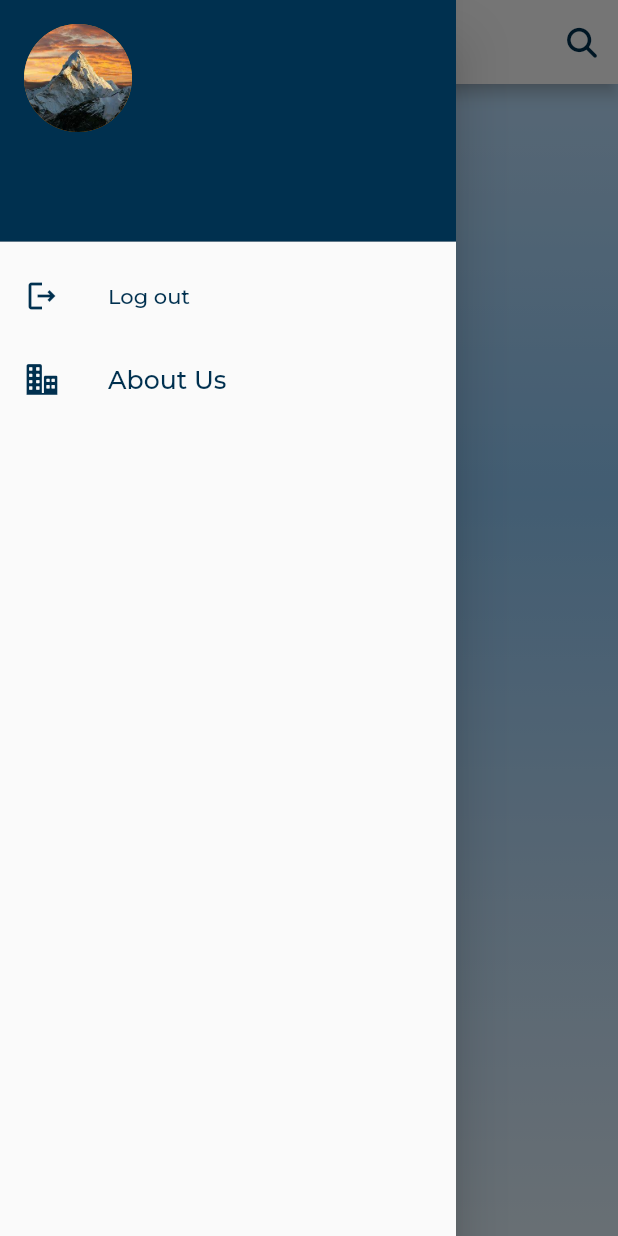
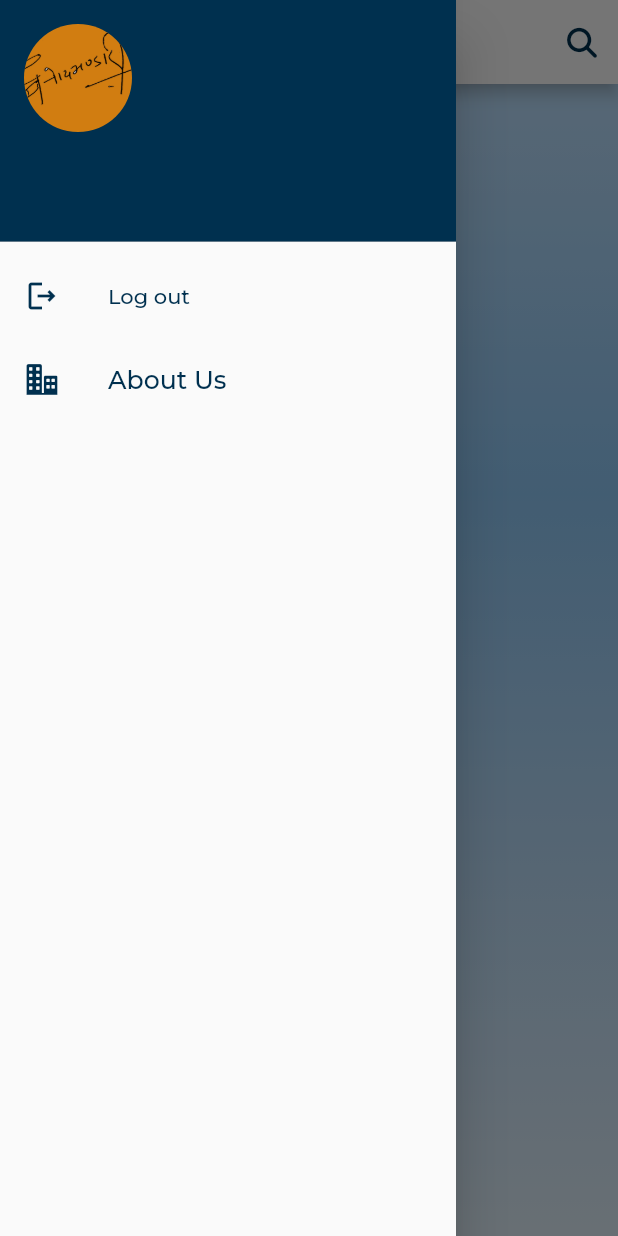
Before and after one commit to binodcoder/7cc012_coursework, a Flutter app: the ReadPostsPage screen opened by its route, with the side drawer open, on a phone screen of 412 x 824 dp. Run offline on Flutter 3.47's test engine with Material 2 defaults, Android fonts, the phone set to English and light mode, and no system bars; our stand-ins replace another_flushbar, bloc, dartz, equatable, flutter_bloc, flutter_screenutil and 10 more; accounts and stored records are empty; project files that could hold a hidden picture were left out.

Commit message:
commemted on code

```diff
--- a/lib/layers/data/login/datasources/login_local_data_source.dart
+++ b/lib/layers/data/login/datasources/login_local_data_source.dart
@@ -3,11 +3,15 @@ import '../../../../core/db/db_helper.dart';
 import '../../../../core/entities/login.dart';
 import '../../../../core/model/user_model.dart';
 
+/*abstract class holds one abstract method which is later implemented
+by calling static login method from DatabaseHelper class.
+*/
 abstract class LoginLocalDataSource {
   Future<UserModel> login(LoginModel loginModel);
 }
 
 class LoginLocalDataSourceImpl implements LoginLocalDataSource {
+  //this gives first model when success otherwise login exception.
   Future<UserModel> _login(LoginModel loginModel) async {
     List<UserModel> userModels = await DatabaseHelper.login(loginModel);
     if (userModels.isNotEmpty) {
--- a/lib/layers/data/login/repositories/login_repositories_impl.dart
+++ b/lib/layers/data/login/repositories/login_repositories_impl.dart
@@ -11,7 +11,10 @@ class LoginRepositoryImpl implements LoginRepository {
   LoginRepositoryImpl({
     required this.localDataSource,
   });
-
+/*
+Either is class from dartz package which helps to do functional programming
+when login is success Right side will return otherwise left.
+ */
   @override
   Future<Either<Failure, User>>? login(LoginModel loginModel) async {
     try {
--- a/lib/layers/domain/login/repositories/login_repositories.dart
+++ b/lib/layers/domain/login/repositories/login_repositories.dart
@@ -3,6 +3,8 @@ import '../../../../core/entities/login.dart';
 import '../../../../core/entities/user.dart';
 import '../../../../core/errors/failures.dart';
 
+//This is an abstract class, meaning it only provides a definition of the 'login' method but does not implement it.
+//Concrete subclasses would need to provide implementations for the 'login' method.
 abstract class LoginRepository {
   Future<Either<Failure, User>>? login(LoginModel loginModel);
 }
--- a/lib/layers/domain/login/usecases/login.dart
+++ b/lib/layers/domain/login/usecases/login.dart
@@ -10,6 +10,7 @@ class Login implements UseCase<User, LoginModel> {
 
   Login(this.loginRepository);
 
+  //this is from dartz package used to initiate a login process using the provided.
   @override
   Future<Either<Failure, User>?> call(LoginModel loginModel) async {
     return await loginRepository.login(loginModel);
--- a/lib/layers/presentation/onboarding/onboarding_viewmodel.dart
+++ b/lib/layers/presentation/onboarding/onboarding_viewmodel.dart
@@ -37,7 +37,6 @@ class OnBoardingViewModel extends BaseViewModel with OnBoardingViewModelInputs,
     if (previousIndex == -1) {
       currentIndex = _list.length - 1; // infinite loop to go to the length of slider list
     }
-
     return currentIndex;
   }
 
--- a/lib/layers/presentation/post/read_posts/bloc/read_posts_bloc.dart
+++ b/lib/layers/presentation/post/read_posts/bloc/read_posts_bloc.dart
@@ -31,6 +31,11 @@ class ReadPostsBloc extends Bloc<ReadPostsEvent, ReadPostsState> {
     on<PostTileLongPressEvent>(postTileLongPressEvent);
   }
 
+  /*
+  This method initializes a list of selected posts, signals application loading, fetches posts from a data source, and updates
+  state based on success or failure. If successful, it filters posts and emits a state, handling errors.
+   */
+
   FutureOr<void> postInitialEvent(PostInitialEvent event, Emitter<ReadPostsState> emit) async {
     selectedPosts = [];
     emit(PostLoadingState());
@@ -56,6 +61,10 @@ class ReadPostsBloc extends Bloc<ReadPostsEvent, ReadPostsState> {
     emit(PostNavigateToUpdatePageActionState(event.post));
   }
 
+/*
+This method handles events triggered by a deleted button click in an application, initiating the deletion process by sending
+a delete request to the server, processing it using the `fold` function, and emitting an error state if successful.
+ */
   FutureOr<void> postDeleteButtonClickedEvent(PostDeleteButtonClickedEvent event, Emitter<ReadPostsState> emit) async {
     final result = await deletePost(event.post);
 
@@ -66,6 +75,10 @@ class ReadPostsBloc extends Bloc<ReadPostsEvent, ReadPostsState> {
     });
   }
 
+  /*
+  This method manages events triggered by clicking the delete all button on selected posts in the application. It iterates over each
+  post, initiates the deletion process asynchronously, and processes the results using the `fold` function. If successful, it emits a deleted state.
+   */
   FutureOr<void> postDeleteAllButtonClickedEvent(PostDeleteAllButtonClickedEvent event, Emitter<ReadPostsState> emit) async {
     for (var element in selectedPosts) {
       final result = await deletePost(element);
@@ -82,6 +95,10 @@ class ReadPostsBloc extends Bloc<ReadPostsEvent, ReadPostsState> {
     emit(PostNavigateToAddPostActionState());
   }
 
+  /*
+  This method manages long-press events on post tiles in the application, changing the selection state of the post from unselected to selected.
+  It sends an update request to the server, emitting a state indicating the update, and emitting an error state if necessary.
+   */
   FutureOr<void> postTileLongPressEvent(PostTileLongPressEvent event, Emitter<ReadPostsState> emit) async {
     var updatedPost = event.post;
     if (updatedPost.isSelected == 0) {
@@ -98,6 +115,12 @@ class ReadPostsBloc extends Bloc<ReadPostsEvent, ReadPostsState> {
       emit(PostItemsUpdatedState());
     });
   }
+
+  /*
+  This method handles events triggered by clicking a search icon in a post-related feature of the application.
+  If `event.isSearch` is true, it asynchronously fetches posts matching the search query, updates the application state,
+  and sets a flag indicating a search operation.
+  */
 
   FutureOr<void> postSearchIconClickedEvent(PostSearchIconClickedEvent event, Emitter<ReadPostsState> emit) async {
     if (event.isSearch) {
--- a/lib/layers/presentation/post/read_posts/bloc/read_posts_event.dart
+++ b/lib/layers/presentation/post/read_posts/bloc/read_posts_event.dart
@@ -1,5 +1,6 @@
 import '../../../../../core/entities/post.dart';
 
+//These are the set of events.
 abstract class ReadPostsEvent {}
 
 class PostInitialEvent extends ReadPostsEvent {}
--- a/lib/layers/presentation/post/read_posts/bloc/read_posts_state.dart
+++ b/lib/layers/presentation/post/read_posts/bloc/read_posts_state.dart
@@ -1,7 +1,7 @@
 import 'package:equatable/equatable.dart';
-
 import '../../../../../core/entities/post.dart';
 
+//These are the set of states.
 abstract class ReadPostsState extends Equatable {
   const ReadPostsState();
 
--- a/lib/layers/presentation/post/read_posts/ui/read_posts_page.dart
+++ b/lib/layers/presentation/post/read_posts/ui/read_posts_page.dart
@@ -122,7 +122,7 @@ class _ReadPostsPageState extends State<ReadPostsPage> {
                           decoration: InputDecoration(
                             focusedBorder: InputBorder.none,
                             fillColor: ColorManager.primary,
-                            hintText: 'Search',
+                            hintText: AppStrings.search,
                             focusColor: ColorManager.primary,
                             hintStyle: getRegularStyle(color: ColorManager.primary),
                           ),
@@ -130,7 +130,7 @@ class _ReadPostsPageState extends State<ReadPostsPage> {
                         ),
                       )
                     : const Text(
-                        'Posts',
+                        AppStrings.post,
                       ),
                 actions: [
                   IconButton(
--- a/lib/resources/assets_manager.dart
+++ b/lib/resources/assets_manager.dart
@@ -1,7 +1,8 @@
 const String imagePath = "assets/images";
 
 class ImageAssets {
-  static const String drawerHeaderLogo = "$imagePath/image.jpg";
+  static const String logo = "$imagePath/image.jpg";
+  static const String drawerHeaderLogo = "$imagePath/logo.png";
   static const String appIcon = "$imagePath/appicon.png";
   static const String splashLogo = "$imagePath/splashlogo.gif";
   static const String onBoardingLogo1 = "$imagePath/pic1.png";
--- a/lib/resources/strings_manager.dart
+++ b/lib/resources/strings_manager.dart
@@ -6,6 +6,11 @@ class AppStrings {
   static const String content = "Content";
   static const String imageURL = "Image URL";
   static const String addPost = "Add Post";
+  static const String post = "Post";
+  static const String share = "Share";
+  static const String required = '*Required';
+  static const String postDetails = "Post Details";
+  static const String search = "Search";
   static const String updatePost = "Update Post";
   static const String error = "Error";
   static const String edit = "Edit";
@@ -30,6 +35,11 @@ class AppStrings {
   static const String now = "  Now";
   static const String pickGalary = "Pick Galary";
   static const String camera = "Camera";
+  static const String myWebsite = "https://binodcoder.github.io/binodcoder/";
+  static const String myFacebook = "https://www.facebook.com/binod.bhandari.75685962";
+  static const String myYoutube = "https://www.youtube.com/@code4you36";
+  static const String myTel = 'tel: 014168260';
+  static const String myNumber = '014168260';
 
   //failure messages
   static const String serverFailureMessage = 'Server Failure';
```
Also changed, not shown: lib/layers/presentation/about_us/about_us.dart (+7 -7 lines), lib/layers/presentation/post/add_update_post/ui/create_post_page.dart (+7 -2 lines), lib/layers/presentation/post/read_posts/ui/post_details_page.dart (+5 -3 lines).
